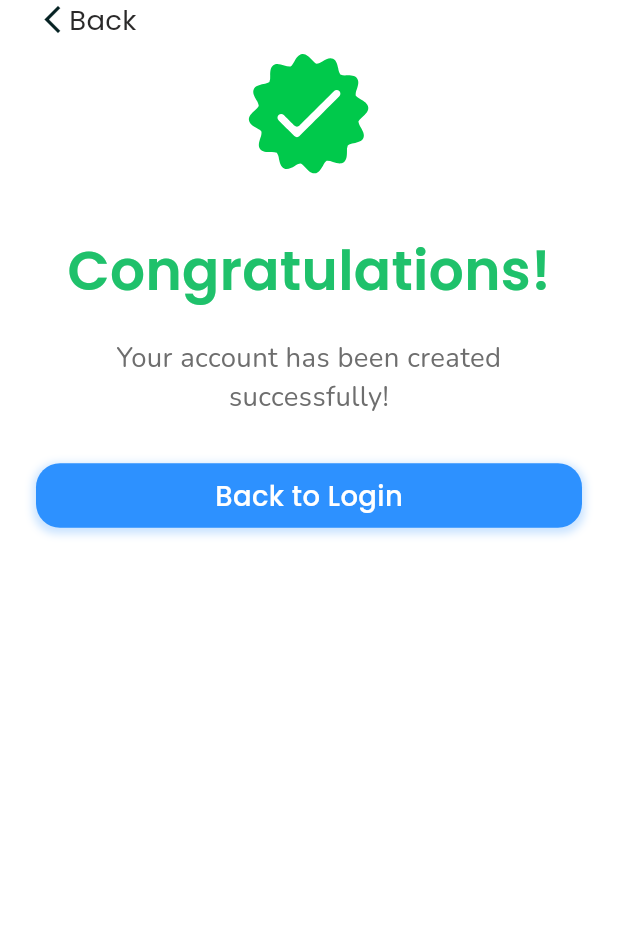
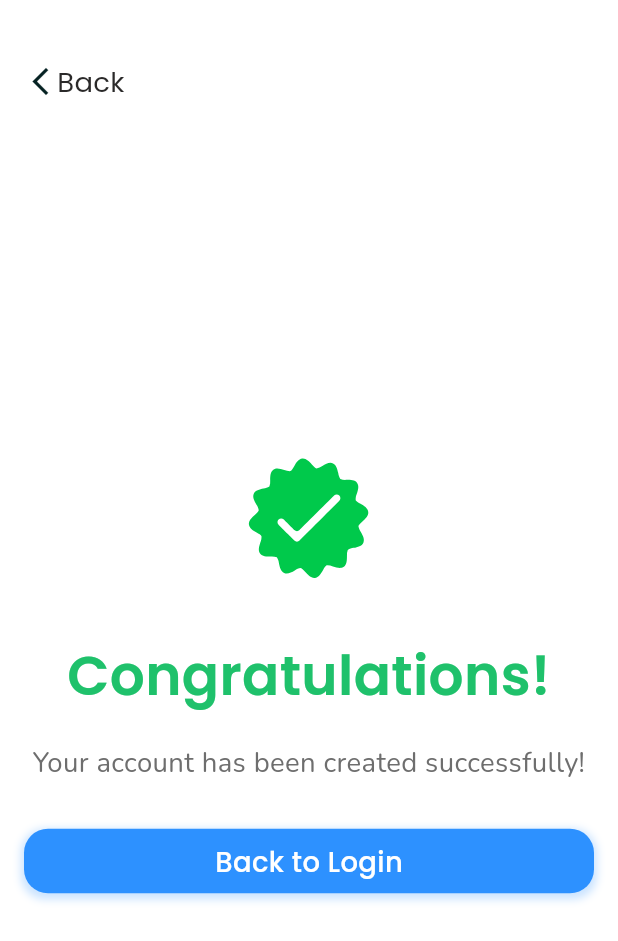
Before and after one commit to SabbirMo/parker, a Flutter app: the VerifySccessful screen opened directly, on a phone screen of 412 x 824 dp. Shown: the top 941 px of the screen. Run offline on Flutter 3.47's test engine with Material 3 defaults, Android fonts, the phone set to English and light mode, and no system bars; our stand-ins replace dotted_border, flutter_screenutil, flutter_svg, image_picker, lottie.

Commit message:
parker ui design complete

```diff
--- a/lib/core/constants/font_manager.dart
+++ b/lib/core/constants/font_manager.dart
@@ -19,116 +19,117 @@ class FontManager {
     fontSize: 24.sp,
     fontWeight: w600,
     color: AppColors.black,
-  );
+  ).merge(const TextStyle(fontFamilyFallback: ['Poppins', 'sans-serif']));
 
   static TextStyle cong = TextStyle(
     fontFamily: poppins,
     fontSize: 32.sp,
     fontWeight: w600,
     color: AppColors.green,
-  );
+  ).merge(const TextStyle(fontFamilyFallback: ['Poppins', 'sans-serif']));
 
   static TextStyle subtitle = TextStyle(
     fontFamily: nunito,
     fontSize: 16.sp,
     fontWeight: w400,
     color: AppColors.black,
-  );
+  ).merge(const TextStyle(fontFamilyFallback: ['Nunito', 'sans-serif']));
 
   static TextStyle loginStyle = TextStyle(
     fontFamily: poppins,
     fontSize: 16.sp,
     fontWeight: w400,
     color: AppColors.black,
-  );
+  ).merge(const TextStyle(fontFamilyFallback: ['Poppins', 'sans-serif']));
 
   static TextStyle contTitle = TextStyle(
     fontFamily: poppins,
     fontSize: 20.sp,
     fontWeight: w500,
     color: AppColors.black,
-  );
+  ).merge(const TextStyle(fontFamilyFallback: ['Poppins', 'sans-serif']));
 
   static TextStyle bodyText = TextStyle(
     fontFamily: nunito,
     fontSize: 14.sp,
     fontWeight: w400,
     color: AppColors.cColor2,
-  );
+  ).merge(const TextStyle(fontFamilyFallback: ['Nunito', 'sans-serif']));
 
   static TextStyle bodyText2 = TextStyle(
     fontFamily: nunito,
     fontSize: 16.sp,
     fontWeight: w600,
     color: AppColors.cColor2,
-  );
+  ).merge(const TextStyle(fontFamilyFallback: ['Nunito', 'sans-serif']));
 
   static TextStyle bodyText3 = TextStyle(
     fontFamily: poppins,
     fontSize: 14.sp,
     fontWeight: w600,
     color: AppColors.black1,
-  );
+  ).merge(const TextStyle(fontFamilyFallback: ['Poppins', 'sans-serif']));
 
   static TextStyle connect = TextStyle(
     fontFamily: poppins,
     fontSize: 20.sp,
     fontWeight: w600,
     color: AppColors.connect,
-  );
+  ).merge(const TextStyle(fontFamilyFallback: ['Poppins', 'sans-serif']));
 
   static TextStyle connectPotient = TextStyle(
     fontFamily: nunito,
     fontSize: 16.sp,
     fontWeight: w400,
     color: AppColors.connectColor,
-  );
+  ).merge(const TextStyle(fontFamilyFallback: ['Nunito', 'sans-serif']));
 
   static TextStyle contSubTitle = TextStyle(
     fontFamily: nunito,
     fontSize: 14.sp,
     fontWeight: w400,
     color: AppColors.black1,
-  );
+  ).merge(const TextStyle(fontFamilyFallback: ['Nunito', 'sans-serif']));
 
   static TextStyle bodyText4 = TextStyle(
     fontFamily: nunito,
     fontSize: 12.sp,
     fontWeight: w400,
     color: AppColors.disconnectColor,
-  );
+  ).merge(const TextStyle(fontFamilyFallback: ['Nunito', 'sans-serif']));
 
   static TextStyle bodyText5 = TextStyle(
     fontFamily: nunito,
     fontSize: 14.sp,
     fontWeight: w500,
     color: AppColors.black1,
-  );
+  ).merge(const TextStyle(fontFamilyFallback: ['Nunito', 'sans-serif']));
 
   static TextStyle bodyText6 = TextStyle(
     fontFamily: poppins,
     fontSize: 15.sp,
     fontWeight: w500,
     color: AppColors.black1,
-  );
+  ).merge(const TextStyle(fontFamilyFallback: ['Poppins', 'sans-serif']));
+
   static TextStyle bodyText7 = TextStyle(
     fontFamily: poppins,
     fontSize: 14.sp,
     fontWeight: w400,
     color: AppColors.black1,
-  );
+  ).merge(const TextStyle(fontFamilyFallback: ['Poppins', 'sans-serif']));
 
   static TextStyle bodyText8 = TextStyle(
     fontFamily: nunito,
     fontSize: 32.sp,
     fontWeight: w700,
     color: AppColors.black1,
-  );
+  ).merge(const TextStyle(fontFamilyFallback: ['Nunito', 'sans-serif']));
 
   static TextStyle bodyText9 = TextStyle(
     fontFamily: poppins,
     fontSize: 20.sp,
     fontWeight: w600,
     color: AppColors.black1,
-  );
+  ).merge(const TextStyle(fontFamilyFallback: ['Poppins', 'sans-serif']));
 }
--- a/lib/view/auth/Sing_up/monitor_sign_up.dart
+++ b/lib/view/auth/Sing_up/monitor_sign_up.dart
@@ -44,7 +44,7 @@ class MonitorSignUp extends StatelessWidget {
                 width: MediaQuery.of(context).size.width * 0.92,
                 padding: const EdgeInsets.all(16),
                 decoration: BoxDecoration(
-                  color: AppColors.loginCont,
+                  color: AppColors.loginCont.withValues(alpha: 0.6),
                   borderRadius: BorderRadius.circular(8),
                   border: Border.all(color: const Color(0xffd6d9dd)),
                   boxShadow: [
--- a/lib/view/auth/login/login_view.dart
+++ b/lib/view/auth/login/login_view.dart
@@ -80,7 +80,7 @@ class _LoginViewState extends State<LoginView> {
                     width: MediaQuery.of(context).size.width * 0.92,
                     padding: const EdgeInsets.all(16),
                     decoration: BoxDecoration(
-                      color: AppColors.loginCont,
+                      color: AppColors.loginCont.withValues(alpha: 0.6),
                       borderRadius: BorderRadius.circular(8),
                       border: Border.all(color: Color(0xffd6d9dd)),
                       boxShadow: [
--- a/lib/view/auth/otp/verify_sccessful.dart
+++ b/lib/view/auth/otp/verify_sccessful.dart
@@ -15,20 +15,34 @@ class VerifySccessful extends StatelessWidget {
   @override
   Widget build(BuildContext context) {
     return Scaffold(
-      body: SafeArea(
-        child: Padding(
-          padding: const EdgeInsets.symmetric(horizontal: 24.0),
+      body: Padding(
+        padding: const EdgeInsets.symmetric(horizontal: 16.0),
         child: Column(
+          crossAxisAlignment: CrossAxisAlignment.center,
           children: [
-              CustomBackButton(),
+            SizedBox(height: MediaQuery.of(context).size.height * 0.05),
+            Align(alignment: Alignment.centerLeft, child: CustomBackButton()),
+            // Expanded to allow the content to fill available space
+            Expanded(
+              child: Column(
+                mainAxisAlignment: MainAxisAlignment.center,
+                children: [
                   Lottie.asset('assets/animations/success.json'),
                   AppSpacing.h24,
-              Text(AppString.conga, style: FontManager.cong),
+                  Text(
+                    AppString.conga,
+                    style: FontManager.cong,
+                    textAlign: TextAlign.center,
+                  ),
                   AppSpacing.h16,
+                  // Added proper text handling with overflow
                   Text(
                     AppString.success,
-                style: FontManager.subtitle.copyWith(color: AppColors.success),
+                    style: FontManager.subtitle.copyWith(
+                      color: AppColors.success,
+                    ),
                     textAlign: TextAlign.center,
+                    overflow: TextOverflow.visible,
                   ),
                   AppSpacing.h26,
                   CustomButton(
@@ -43,6 +57,8 @@ class VerifySccessful extends StatelessWidget {
                 ],
               ),
             ),
+          ],
+        ),
       ),
     );
   }
--- a/pubspec.yaml
+++ b/pubspec.yaml
@@ -88,9 +88,11 @@ flutter:
         - asset: assets/fonts/Poppins-Medium.ttf
           weight: 500
         - asset: assets/fonts/Poppins-Regular.ttf
+          weight: 400
     - family: Nunito
       fonts:
         - asset: assets/fonts/Nunito-Regular.ttf
+          weight: 400
 
   #
   # For details regarding fonts from package dependencies,
```
Also changed, not shown: lib/main.dart (+13 -2 lines), lib/view/auth/forgot/forgot_password.dart (+3 -7 lines), lib/view/auth/otp/otp_verification.dart (+4 -9 lines), lib/view/onboarding/onboarding_screen1.dart (+18 -6 lines), lib/view/onboarding/onboarding_screen2.dart (+17 -5 lines), lib/view/onboarding/onboarding_screen3.dart (+10 -5 lines), lib/view/splash/splash_view.dart (+12 -13 lines). Lines whose indentation alone changed are shown as unchanged.
